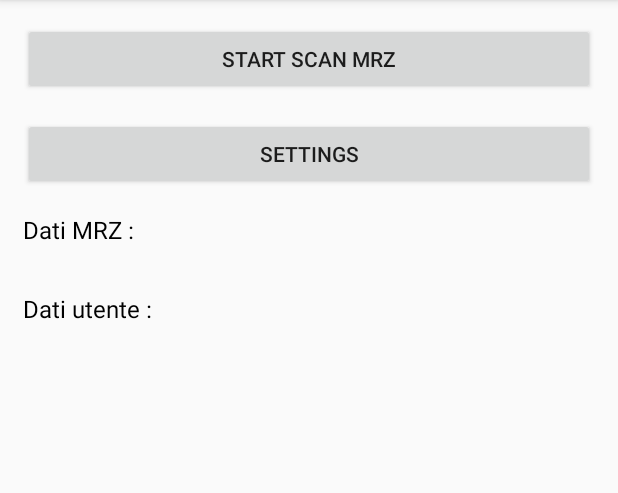
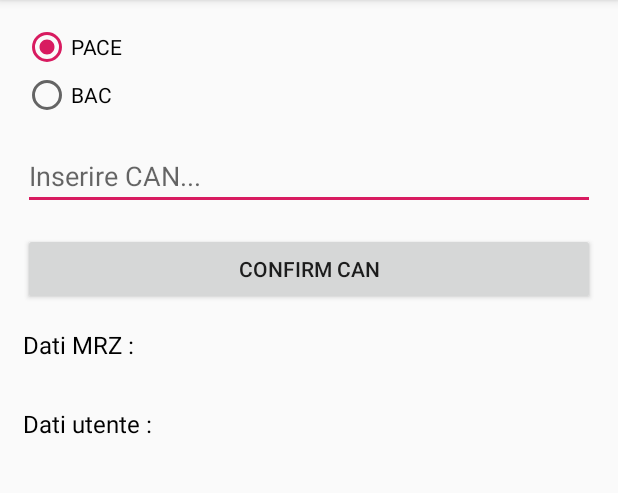
Before and after one commit to tdiego95/CIEReader, an Android app: the screen it shows after launch (MainActivity), on a phone screen of 412 x 824 dp, the part 84-577 px from its top. Run offline under Robolectric (Android 15) with nearby library versions, the light colour scheme and no system bars; libraries missing offline, so code that uses them is left out: org.jmrtd, org.jmrtd.lds, org.spongycastle.jce; 1 statement that could not run was skipped.

Commit message:
- add pace authentication

```diff
--- a/app/build.gradle
+++ b/app/build.gradle
@@ -11,6 +11,7 @@ android {
         versionCode 1
         versionName "1.0"
         testInstrumentationRunner "androidx.test.runner.AndroidJUnitRunner"
+        multiDexEnabled true
     }
     buildTypes {
         release {
@@ -26,10 +27,11 @@ dependencies {
     implementation 'androidx.appcompat:appcompat:1.1.0'
     implementation 'androidx.constraintlayout:constraintlayout:1.1.3'
     implementation "org.jetbrains.kotlin:kotlin-stdlib-jdk7:$kotlin_version"
+    implementation 'com.android.support:multidex:1.0.3'
 
-    implementation 'org.jmrtd:jmrtd:0.5.5'
+    implementation 'org.jmrtd:jmrtd:0.7.19'
     implementation 'com.rmtheis:tess-two:9.1.0'
-    implementation 'net.sf.scuba:scuba-sc-android:0.0.9'
+    implementation 'net.sf.scuba:scuba-sc-android:0.0.22'
     implementation 'com.madgag.spongycastle:prov:1.54.0.0'
     implementation 'com.gemalto.jp2:jp2-android:1.0'
 
--- a/app/src/main/java/com/pluservice/ciereader/mrz/CaptureActivity.java
+++ b/app/src/main/java/com/pluservice/ciereader/mrz/CaptureActivity.java
@@ -62,7 +62,7 @@ import com.googlecode.tesseract.android.TessBaseAPI;
 import com.pluservice.ciereader.camera.CameraManager;
 import com.pluservice.ciereader.camera.ShutterButton;
 
-import org.jmrtd.lds.MRZInfo;
+import org.jmrtd.lds.icao.MRZInfo;
 
 /**
  * This activity opens the camera and does the actual scanning on a background thread. It draws a
--- a/app/src/main/java/com/pluservice/ciereader/neptune/NeptuneCoupler.kt
+++ b/app/src/main/java/com/pluservice/ciereader/neptune/NeptuneCoupler.kt
@@ -32,10 +32,6 @@ class NeptuneCoupler(context: Context) : ICoupler {
     override fun detect(): Boolean {
         tag = reader!!.detect(EDetectMode.ONLY_A) //ISO14443_AB //ONLY_A //EMV_AB
 
-        if (tag != null) {
-            Log.d("ASD", tag.toString())
-        }
-
         return tag != null
     }
 
--- a/app/src/main/java/com/pluservice/ciereader/ui/MainActivity.kt
+++ b/app/src/main/java/com/pluservice/ciereader/ui/MainActivity.kt
@@ -17,6 +17,8 @@ import android.os.Bundle
 import android.provider.Settings
 import android.util.Log
 import android.view.View
+import android.widget.RadioButton
+import android.widget.RadioGroup
 import android.widget.Toast
 import androidx.appcompat.app.AppCompatActivity
 import androidx.core.app.ActivityCompat
@@ -32,10 +34,9 @@ import com.pluservice.ciereader.neptune.ICoupler
 import com.pluservice.ciereader.neptune.NeptuneCoupler
 import com.pluservice.ciereader.neptune.NeptuneReader
 
+import kotlinx.android.synthetic.main.activity_main.*
+import org.jmrtd.lds.icao.MRZInfo
 
-import kotlinx.android.synthetic.main.activity_main.*
-
-import org.jmrtd.lds.MRZInfo
 import org.spongycastle.jce.provider.BouncyCastleProvider
 
 import java.security.Security
@@ -50,6 +51,7 @@ class MainActivity : AppCompatActivity(), ReaderCallback {
 
     private var nfcAdapter: NfcAdapter? = null
     private var mrzInfo: MRZInfo? = null
+    private var can: String? = null
 
     private var isNfcSupported = false
 
@@ -97,7 +99,26 @@ class MainActivity : AppCompatActivity(), ReaderCallback {
         Security.insertProviderAt(BouncyCastleProvider(), 1)
 
         btnScanMrz.setOnClickListener { openScanMrz() }
-        btnSettings.setOnClickListener { startActivity(Intent(this, PreferencesActivity::class.java)) }
+        btnConfirmCAN.setOnClickListener { confirmCAN() }
+        //btnSettings.setOnClickListener { startActivity(Intent(this, PreferencesActivity::class.java)) }
+
+        radioGroup.setOnCheckedChangeListener { group, checkedId ->
+            when (checkedId) {
+                R.id.radioBAC -> {
+                    btnScanMrz.visibility = View.VISIBLE
+                    txtMrzInfo.visibility = View.VISIBLE
+                    btnConfirmCAN.visibility = View.GONE
+                    inputCAN.visibility = View.GONE
+                }
+
+                R.id.radioPACE -> {
+                    btnScanMrz.visibility = View.GONE
+                    txtMrzInfo.visibility = View.GONE
+                    btnConfirmCAN.visibility = View.VISIBLE
+                    inputCAN.visibility = View.VISIBLE
+                }
+            }
+        }
 
         initializeNFC()
 
@@ -133,7 +154,8 @@ class MainActivity : AppCompatActivity(), ReaderCallback {
         }
     }
 
-    private fun startNfcListening() {
+    private fun startChipListening() {
+        if (isNfcSupported) { //NFC LISTENING
             if (nfcAdapter != null && nfcAdapter!!.isEnabled) {
                 Log.d("ASD", "Start NFC listening")
                 nfcAdapter!!.enableReaderMode(this, this,
@@ -141,13 +163,21 @@ class MainActivity : AppCompatActivity(), ReaderCallback {
             } else {
                 showNfcSettings()
             }
+        } else { //PICC LISTENING
+            val coupler: ICoupler = NeptuneCoupler(applicationContext)
+            val detected: Boolean = NeptuneReader().execute(coupler).get()
+            if (detected) {
+                val eacListener = EacListener(null, coupler, mrzInfo, can, this)
+                eacListener.run()
+            }
+        }
     }
 
     override fun onTagDiscovered(tag: Tag) {
         Log.d("ASD", "CHIP RILEVATO")
         try {
             val isoDep: IsoDep = IsoDep.get(tag) //l'oggetto IsoDep implementa la specifica  ISO-DEP (ISO 14443-4) per le operazioni di I/O verso il chip
-            val eacListener = EacListener(isoDep, null, mrzInfo, this)
+            val eacListener = EacListener(isoDep, null, mrzInfo, can, this)
             eacListener.run()
 
         } catch (ex: Exception) {
@@ -170,6 +200,11 @@ class MainActivity : AppCompatActivity(), ReaderCallback {
         }
     }
 
+    private fun confirmCAN() {
+        can = inputCAN.text.toString()
+        startChipListening()
+    }
+
     override fun onActivityResult(requestCode: Int, resultCode: Int, intent: Intent?) {
         super.onActivityResult(requestCode, resultCode, intent)
 
@@ -183,16 +218,7 @@ class MainActivity : AppCompatActivity(), ReaderCallback {
                         "expiry date : " + mrzInfo!!.dateOfExpiry
                 txtNfcReady.visibility = View.VISIBLE
 
-                if (isNfcSupported) {
-                    startNfcListening()
-                } else {
-                    val coupler: ICoupler = NeptuneCoupler(applicationContext)
-                    val detected: Boolean = NeptuneReader().execute(coupler).get()
-                    if (detected) {
-                        val eacListener = EacListener(null, coupler, mrzInfo, this)
-                        eacListener.run()
-                    }
-                }
+                startChipListening()
             } else {
                 Toast.makeText(this, "MRZ null", Toast.LENGTH_SHORT).show()
             }
--- a/app/src/main/res/layout/activity_main.xml
+++ b/app/src/main/res/layout/activity_main.xml
@@ -11,6 +11,47 @@
         android:layout_height="wrap_content"
         android:orientation="vertical">
 
+        <RadioGroup
+            android:id="@+id/radioGroup"
+            android:layout_width="match_parent"
+            android:layout_height="wrap_content"
+            android:layout_marginTop="15dp"
+            android:layout_marginStart="15dp"
+            android:layout_marginEnd="15dp"
+            android:checkedButton="@id/radioPACE">
+
+            <RadioButton
+                android:id="@+id/radioPACE"
+                android:layout_width="wrap_content"
+                android:layout_height="wrap_content"
+                android:text="PACE" />
+
+            <RadioButton
+                android:id="@+id/radioBAC"
+                android:layout_width="wrap_content"
+                android:layout_height="wrap_content"
+                android:text="BAC" />
+
+        </RadioGroup>
+
+        <EditText
+            android:id="@+id/inputCAN"
+            android:layout_width="match_parent"
+            android:layout_height="wrap_content"
+            android:layout_marginStart="15dp"
+            android:layout_marginTop="15dp"
+            android:layout_marginEnd="15dp"
+            android:hint="Inserire CAN..." />
+
+        <Button
+            android:id="@+id/btnConfirmCAN"
+            android:layout_marginTop="15dp"
+            android:layout_marginStart="15dp"
+            android:layout_marginEnd="15dp"
+            android:layout_width="match_parent"
+            android:layout_height="wrap_content"
+            android:text="Confirm CAN" />
+
         <Button
             android:id="@+id/btnScanMrz"
             android:layout_marginTop="15dp"
@@ -18,16 +59,17 @@
             android:layout_marginEnd="15dp"
             android:layout_width="match_parent"
             android:layout_height="wrap_content"
-            android:text="Start scan mrz" />
+            android:text="Start scan mrz"
+            android:visibility="gone" />
 
-        <Button
+        <!--<Button
             android:id="@+id/btnSettings"
             android:layout_marginTop="15dp"
             android:layout_marginStart="15dp"
             android:layout_marginEnd="15dp"
             android:layout_width="match_parent"
             android:layout_height="wrap_content"
-            android:text="SETTINGS" />
+            android:text="SETTINGS" />-->
 
         <TextView
             android:id="@+id/txtMrzInfo"
```
Also changed, not shown: app/src/main/java/com/pluservice/ciereader/eac/AppUtil.java (+55 -64 lines), app/src/main/java/com/pluservice/ciereader/eac/DiffieHellmann.java (added, +78 -0 lines), app/src/main/java/com/pluservice/ciereader/eac/Eac.java (+117 -24 lines), app/src/main/java/com/pluservice/ciereader/eac/EacListener.java (+19 -12 lines), app/src/main/java/com/pluservice/ciereader/eac/PACE.java (added, +144 -0 lines). Lines whose indentation alone changed are shown as unchanged.
